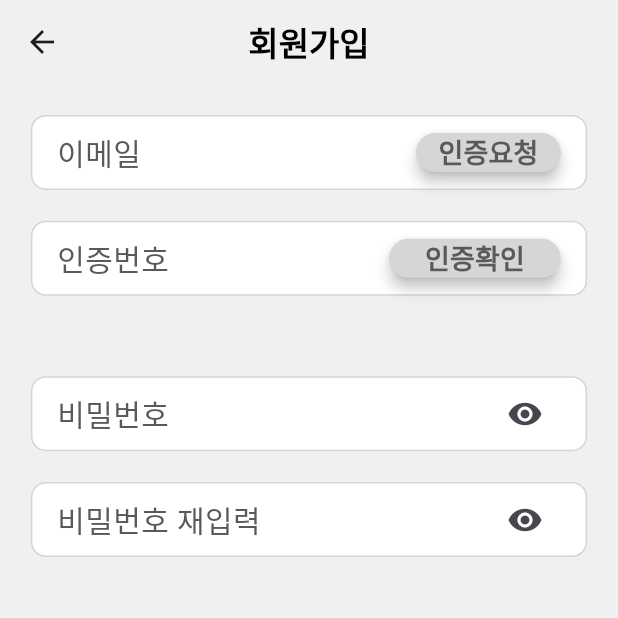
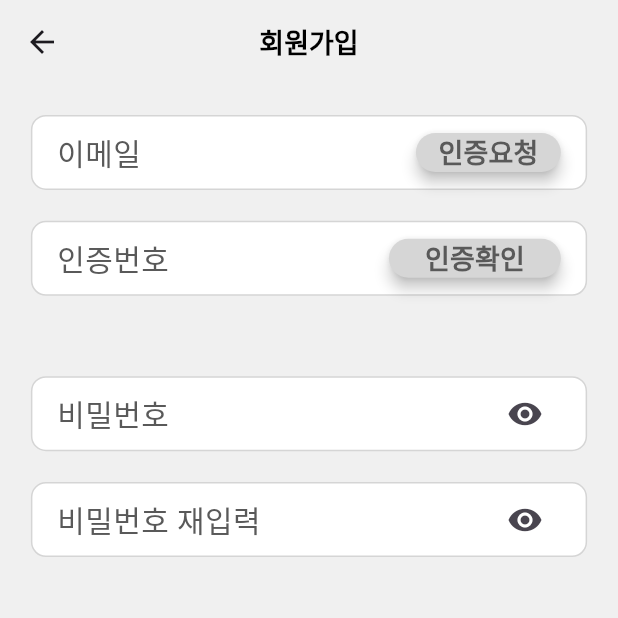
Before and after one commit to YonginUniv-AI-Service-LAB/YIU-AISL-ADizzi-APP, a Flutter app: the SignUp screen opened directly, on a phone screen of 412 x 824 dp, the top half of it. Run offline on Flutter 3.47's test engine with Material 3 defaults, Android fonts, the light colour scheme and no system bars.

Commit message:
chore: jiyoung branch merge

```diff
--- a/lib/screens/signUp/signUp_screen.dart
+++ b/lib/screens/signUp/signUp_screen.dart
@@ -17,6 +17,7 @@ class SignUp extends StatelessWidget {
         title: const Text(
           '회원가입',
           style: TextStyle(
+            fontSize: 18,
             color: Colors.black,
             fontWeight: FontWeight.bold,
           ),
```
